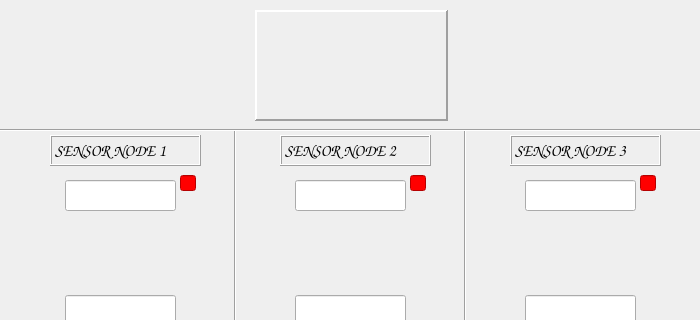
Qt form PC Application/EnergyAuditor.ui (hpreshit/Energy-Auditor) before a commit; both pictures show x 0 to 700 and y 0 to 320 of the 700 by 586 pixel window.
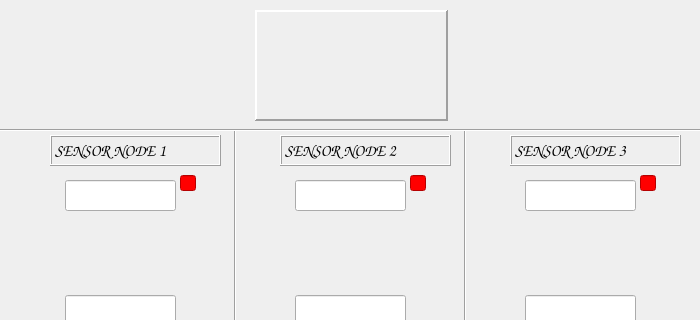
The same form after that commit. Icons and pictures are not drawn.

Patch:
```diff
--- a/PC Application/EnergyAuditor.ui
+++ b/PC Application/EnergyAuditor.ui
@@ -326,7 +326,7 @@
     <rect>
      <x>50</x>
      <y>135</y>
-     <width>151</width>
+     <width>171</width>
      <height>31</height>
     </rect>
    </property>
@@ -406,7 +406,7 @@
     <rect>
      <x>280</x>
      <y>135</y>
-     <width>151</width>
+     <width>171</width>
      <height>31</height>
     </rect>
    </property>
@@ -434,7 +434,7 @@
     <rect>
      <x>510</x>
      <y>135</y>
-     <width>151</width>
+     <width>171</width>
      <height>31</height>
     </rect>
    </property>
```
